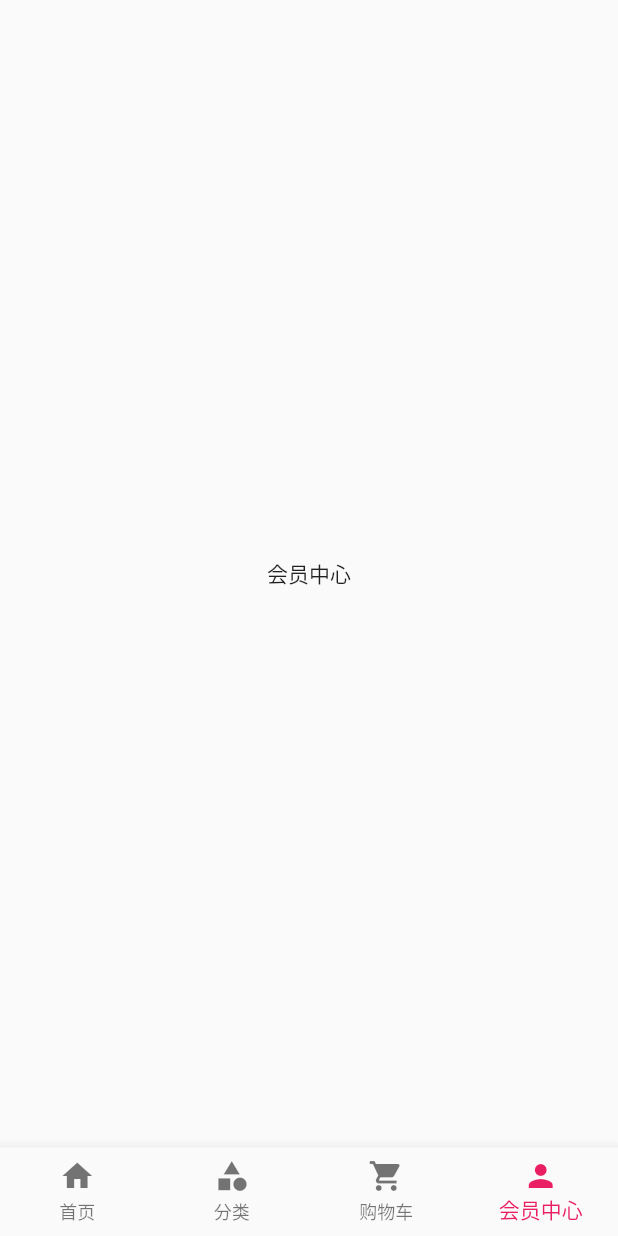
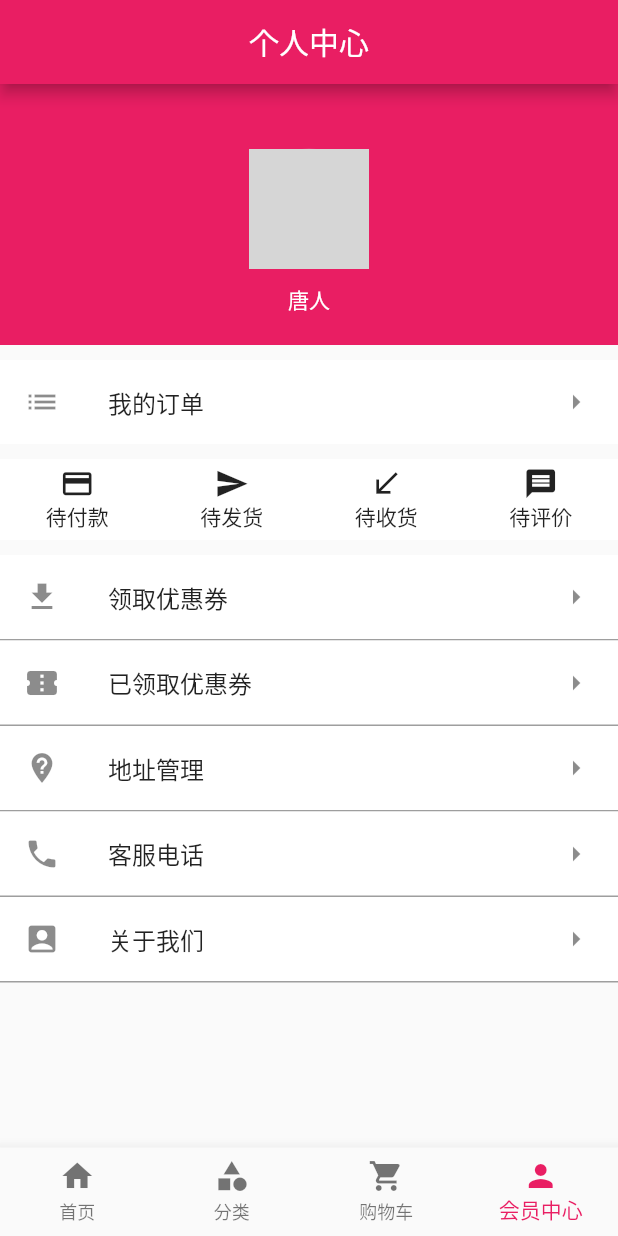
Before and after one commit to wuxinxi/flutter_shopping, a Flutter app: the screen it shows after launch, swiped to page 4, on a phone screen of 412 x 824 dp. Run offline on Flutter 3.47's test engine with Material 2 defaults, Android fonts, the phone set to English and light mode, and no system bars; drawn by our look-alikes of cached_network_image; our stand-ins replace dio, flutter_easyrefresh, flutter_html, flutter_swiper, sqflite; missing offline and left inert: dio_http_cache; accounts and stored records are empty; network calls fail; grey boxes are pictures that could not be loaded.

Commit message:
完善个人信息

```diff
--- a/lib/common/url.dart
+++ b/lib/common/url.dart
@@ -1,4 +1,4 @@
-const baseUrl = 'http://192.168.1.154:3000/';
+const baseUrl = 'http://192.168.0.104:3000/';
 
 const homeUrl = baseUrl + 'getHomePageContent';
 
--- a/lib/page/category.dart
+++ b/lib/page/category.dart
@@ -2,7 +2,7 @@ import 'dart:async';
 
 import 'package:cached_network_image/cached_network_image.dart';
 import 'package:flutter/material.dart';
-import 'package:flutter_shopping/common/common_widget.dart';
+import 'package:flutter_shopping/widget/common_widget.dart';
 import 'package:flutter_shopping/common/url.dart';
 import 'package:flutter_shopping/io/dao/dao.dart';
 import 'package:flutter_shopping/model/home_model.dart';
--- a/lib/page/details/shopping_details.dart
+++ b/lib/page/details/shopping_details.dart
@@ -1,6 +1,6 @@
 import 'package:cached_network_image/cached_network_image.dart';
 import 'package:flutter/material.dart';
-import 'package:flutter_shopping/common/common_widget.dart';
+import 'package:flutter_shopping/widget/common_widget.dart';
 import 'package:flutter_shopping/common/url.dart';
 import 'package:flutter_shopping/io/dao/dao.dart';
 import 'package:flutter_shopping/model/cart_model.dart';
--- a/lib/page/home.dart
+++ b/lib/page/home.dart
@@ -10,7 +10,7 @@ import 'package:flutter_shopping/provider/category_provider.dart';
 import 'package:flutter_shopping/provider/jump_by_index.dart';
 import 'package:flutter_swiper/flutter_swiper.dart';
 import 'package:provider/provider.dart';
-import '../common/common_widget.dart';
+import '../widget/common_widget.dart';
 import 'details/shopping_details.dart';
 
 class HomePage extends StatefulWidget {
--- a/lib/page/index.dart
+++ b/lib/page/index.dart
@@ -1,4 +1,4 @@
 export '../page/home.dart';
 export '../page/category.dart';
 export 'package:flutter_shopping/page/shopping_cart.dart';
-export '../page/person.dart';
+export 'person/person.dart';
--- a/lib/page/person.dart
+++ /dev/null
@@ -1,29 +0,0 @@
-import 'package:flutter/material.dart';
-
-class PersonPage extends StatefulWidget {
-  @override
-  _PersonPageState createState() => _PersonPageState();
-}
-
-class _PersonPageState extends State<PersonPage> with SingleTickerProviderStateMixin {
-  AnimationController _controller;
-
-  @override
-  void initState() {
-    _controller = AnimationController(vsync: this);
-    super.initState();
-  }
-
-  @override
-  void dispose() {
-    _controller.dispose();
-    super.dispose();
-  }
-
-  @override
-  Widget build(BuildContext context) {
-    return Center(
-      child: Text('会员中心'),
-    );
-  }
-}
--- /dev/null
+++ b/lib/page/person/person.dart
@@ -0,0 +1,157 @@
+import 'package:cached_network_image/cached_network_image.dart';
+import 'package:flutter/material.dart';
+
+class PersonPage extends StatelessWidget {
+  @override
+  Widget build(BuildContext context) {
+    return Scaffold(
+      appBar: AppBar(
+        title: Text('个人中心'),
+        centerTitle: true,
+      ),
+      body: ListView(
+        children: <Widget>[
+          _topHeader(context),
+          _orderTitle(),
+          _orderType(context),
+          _actionList(),
+        ],
+      ),
+    );
+  }
+
+  //头像区域
+  Widget _topHeader(BuildContext context) {
+    return Container(
+      padding: EdgeInsets.all(20),
+      color: Theme.of(context).primaryColor,
+      child: Column(
+        children: <Widget>[
+          Container(
+            margin: EdgeInsets.only(top: 23.0),
+            child: ClipOval(
+                child: ClipOval(
+                    child: CachedNetworkImage(
+              imageUrl: 'http://www.xxstudy.cn/static/images/avatar_15.png',
+              height: 80.0,
+              width: 80.0,
+            ))),
+          ),
+          Container(
+            margin: EdgeInsets.only(top: 10),
+            child: Text(
+              '唐人',
+              style: TextStyle(
+                color: Colors.white,
+              ),
+            ),
+          ),
+        ],
+      ),
+    );
+  }
+
+  //我的订单标题
+  Widget _orderTitle() {
+    return Container(
+      margin: EdgeInsets.only(top: 10),
+      color: Colors.white,
+      child: ListTile(
+        leading: Icon(Icons.list),
+        title: Text('我的订单'),
+        trailing: Icon(Icons.arrow_right),
+      ),
+    );
+  }
+
+  //我的订单类型
+  Widget _orderType(BuildContext context) {
+    double width = MediaQuery.of(context).size.width;
+    return Container(
+      margin: EdgeInsets.only(top: 10.0),
+      padding: EdgeInsets.only(bottom: 5.0,top: 5.0),
+      color: Colors.white,
+      child: Row(
+        mainAxisAlignment: MainAxisAlignment.spaceAround,
+        children: <Widget>[
+          Container(
+            child: Column(
+              children: <Widget>[
+                Icon(
+                  Icons.payment,
+                  size: 23.0,
+                ),
+                Text('待付款'),
+              ],
+            ),
+          ),
+          Container(
+            child: Column(
+              children: <Widget>[
+                Icon(
+                  Icons.send,
+                  size: 23.0,
+                ),
+                Text('待发货'),
+              ],
+            ),
+          ),
+          Container(
+            child: Column(
+              children: <Widget>[
+                Icon(
+                  Icons.call_received,
+                  size: 23.0,
+                ),
+                Text('待收货'),
+              ],
+            ),
+          ),
+          Container(
+            child: Column(
+              children: <Widget>[
+                Icon(
+                  Icons.message,
+                  size: 23.0,
+                ),
+                Text('待评价'),
+              ],
+            ),
+          ),
+        ],
+      ),
+    );
+  }
+
+  Widget _myListTile(String title,IconData iconData) {
+    return Container(
+      decoration: BoxDecoration(
+        color: Colors.white,
+        border: Border(
+          bottom: BorderSide(width: 1, color: Colors.grey),
+        ),
+      ),
+      child: ListTile(
+        leading: Icon(iconData),
+        title: Text(title),
+        trailing: Icon(Icons.arrow_right),
+      ),
+    );
+  }
+
+  //其它操作列表
+  Widget _actionList() {
+    return Container(
+      margin: EdgeInsets.only(top: 10.0),
+      child: Column(
+        children: <Widget>[
+          _myListTile('领取优惠券',Icons.get_app),
+          _myListTile('已领取优惠券',Icons.confirmation_number),
+          _myListTile('地址管理',Icons.not_listed_location),
+          _myListTile('客服电话',Icons.phone),
+          _myListTile('关于我们',Icons.account_box),
+        ],
+      ),
+    );
+  }
+}
--- a/lib/page/shopping_cart.dart
+++ b/lib/page/shopping_cart.dart
@@ -1,6 +1,6 @@
 import 'package:cached_network_image/cached_network_image.dart';
 import 'package:flutter/material.dart';
-import 'package:flutter_shopping/common/common_widget.dart';
+import 'package:flutter_shopping/widget/common_widget.dart';
 import 'package:flutter_shopping/common/contant.dart';
 import 'package:flutter_shopping/model/cart_model.dart';
 import 'package:flutter_shopping/page/details/shopping_details.dart';
--- a/pubspec.yaml
+++ b/pubspec.yaml
@@ -29,10 +29,6 @@ dependencies:
   dio_http_cache: ^0.2.6
   #图片缓存库
   cached_network_image: ^2.0.0
-  #WebView插件
-  flutter_webview_plugin: ^0.3.10+1
-  #sp
-  shared_preferences: ^0.5.6+3
   #refresh
   flutter_easyrefresh: ^2.1.0
   #状态管理 google推荐
```
Also changed, not shown: lib/page/person/action_bar.dart (added, +36 -0 lines), lib/widget/common2_widget.dart (added, +36 -0 lines), lib/widget/common_widget.dart (renamed from lib/common/common_widget.dart), pubspec.lock, 1 other file.
